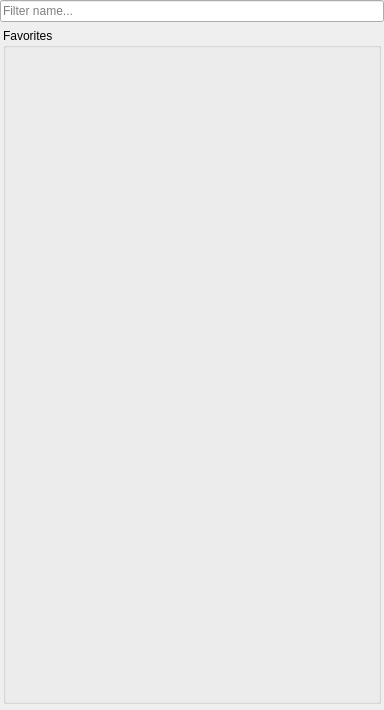
Before: the Qt Designer form software/talipot/designer/AlgorithmRunner.ui in anlambert/tulip, drawn with Qt 5.
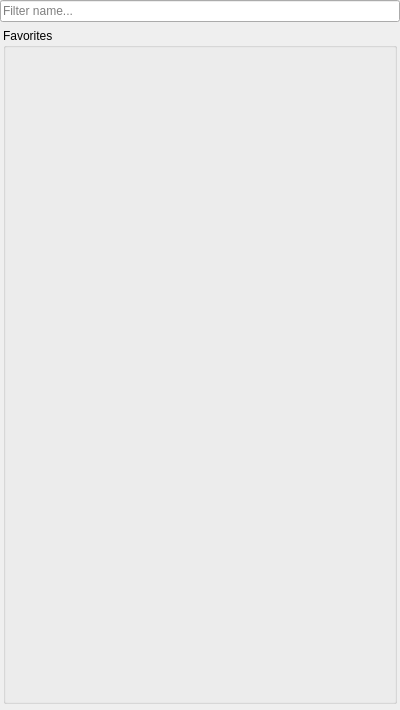
After: the same form once the commit is applied. Custom widgets are drawn as their Qt base class.

```diff
--- a/software/talipot/designer/AlgorithmRunner.ui
+++ b/software/talipot/designer/AlgorithmRunner.ui
@@ -6,13 +6,13 @@
    <rect>
     <x>0</x>
     <y>0</y>
-    <width>384</width>
+    <width>400</width>
     <height>710</height>
    </rect>
   </property>
   <property name="minimumSize">
    <size>
-    <width>350</width>
+    <width>400</width>
     <height>0</height>
    </size>
   </property>
@@ -65,13 +65,6 @@
     </widget>
    </item>
    <item>
-    <widget class="QSplitter" name="splitter">
-     <property name="orientation">
-      <enum>Qt::Vertical</enum>
-     </property>
-     <property name="handleWidth">
-      <number>1</number>
-     </property>
      <widget class="QScrollArea" name="algorithmList">
       <property name="sizePolicy">
        <sizepolicy hsizetype="Expanding" vsizetype="Expanding">
@@ -90,7 +83,7 @@
         <rect>
          <x>0</x>
          <y>0</y>
-         <width>384</width>
+        <width>400</width>
          <height>678</height>
         </rect>
        </property>
@@ -137,7 +130,6 @@
          </layout>
         </item>
        </layout>
-      </widget>
      </widget>
     </widget>
    </item>
```
Lines whose indentation alone changed are shown as unchanged.
